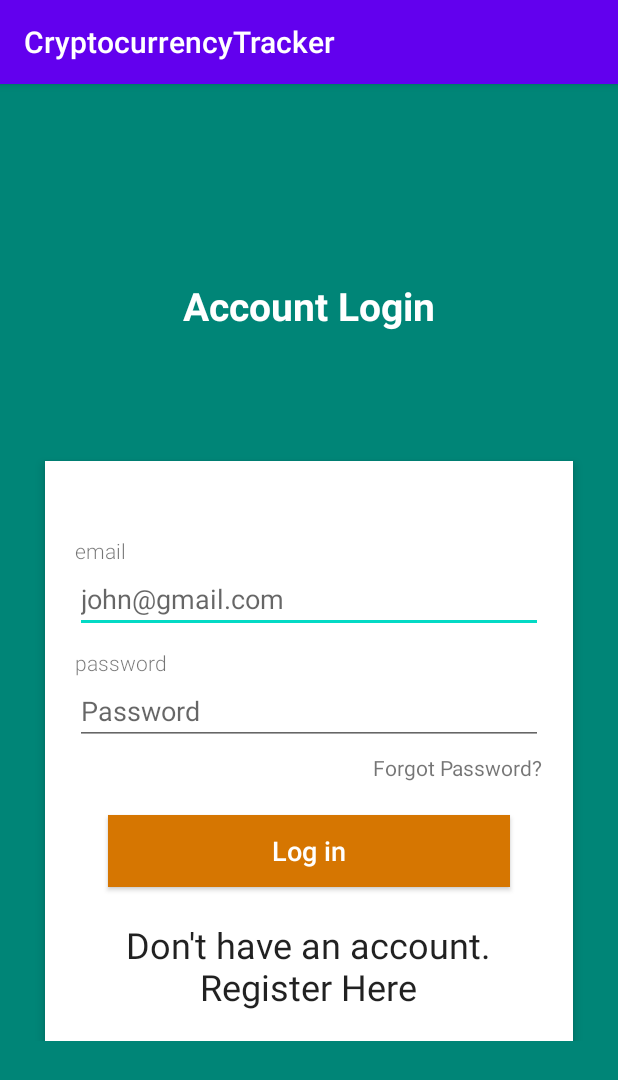
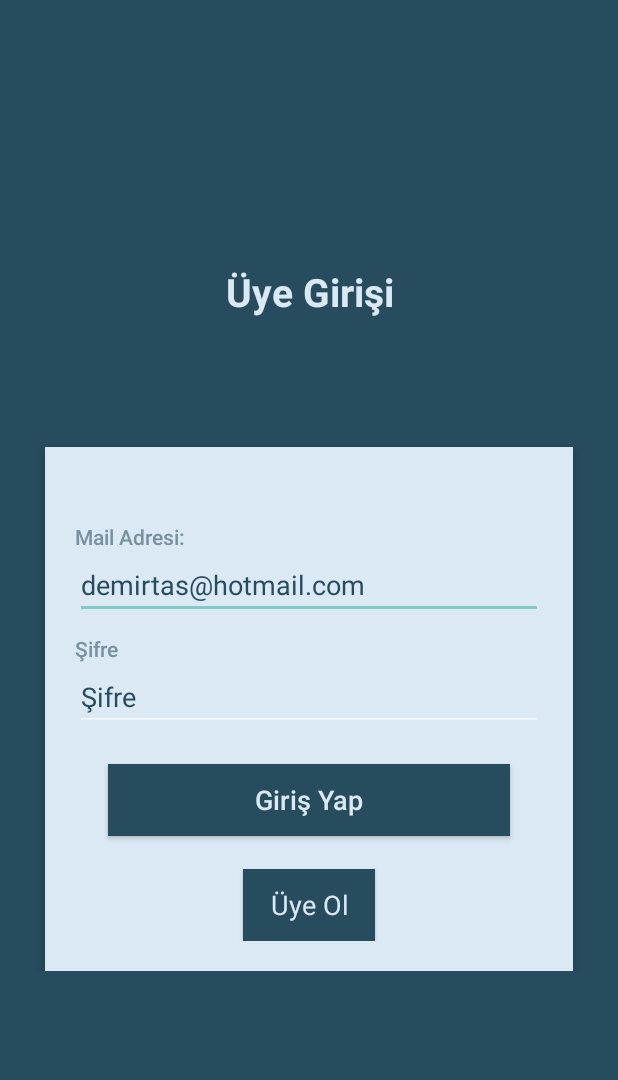
Before and after one commit to demirtasm/cryptocurrencytracker, an Android app: the LoginActivity screen opened directly, with no data from a screen before it, on a phone screen of 412 x 824 dp. Shown: the top 1080 px of the screen. Run offline under Robolectric (Android 15) with nearby library versions, the phone set to English and light mode, and no system bars; our stand-ins replace data binding; libraries missing offline, so code that uses them is left out: org.kodein.di; 5 statements that could not run were skipped.

Commit message:
Code review

```diff
--- a/app/src/main/java/com/example/cryptocurrencytracker/FirebaseApplication.kt
+++ b/app/src/main/java/com/example/cryptocurrencytracker/CryptocurrencyApplication.kt
@@ -12,10 +12,10 @@ import org.kodein.di.generic.instance
 import org.kodein.di.generic.provider
 import org.kodein.di.generic.singleton
 
-class FirebaseApplication : Application(), KodeinAware {
+class CryptocurrencyApplication : Application(), KodeinAware {
 
     override val kodein = Kodein.lazy {
-        import(androidXModule(this@FirebaseApplication))
+        import(androidXModule(this@CryptocurrencyApplication))
 
         bind() from singleton { FirebaseSource() }
         bind() from singleton { FirebaseUserRepository(instance()) }
--- a/app/src/main/res/layout/activity_login.xml
+++ b/app/src/main/res/layout/activity_login.xml
@@ -11,7 +11,7 @@
 
     <RelativeLayout android:layout_width="match_parent"
         android:layout_height="match_parent"
-        android:background="#008577"
+        android:background="@color/colorBackground"
         android:orientation="vertical"
         tools:context=".ui.auth.LoginActivity"
         android:scrollbarAlwaysDrawVerticalTrack="true">
@@ -28,8 +28,8 @@
                 android:layout_height="wrap_content"
                 android:layout_marginBottom="16dp"
                 android:gravity="center_horizontal"
-                android:text="Account Login"
-                android:textColor="#fff"
+                android:text="@string/accountLogin"
+                android:textColor="@color/cardBackground"
                 android:textSize="26sp"
                 android:textStyle="bold"/>
 
@@ -40,7 +40,7 @@
                 android:layout_marginLeft="30dp"
                 android:layout_marginRight="30dp"
                 android:layout_marginTop="70dp"
-                android:background="#fff"
+                android:background="@color/cardBackground"
                 android:elevation="4dp"
                 android:orientation="vertical"
                 android:padding="20dp">
@@ -54,7 +54,9 @@
 
                     <TextView
                         android:labelFor="@id/text_email"
-                        android:text="email"
+                        android:text="@string/email"
+                        android:textColor="@color/textColor"
+                        android:textStyle="bold"
                         android:fontFamily="sans-serif-light"
                         android:layout_width="wrap_content"
                         android:layout_height="wrap_content"/>
@@ -63,38 +65,35 @@
                         android:id="@+id/text_email"
                         android:layout_width="fill_parent"
                         android:layout_height="wrap_content"
+                        android:layout_marginBottom="10dp"
                         android:drawablePadding="10dp"
+                        android:hint="demirtas@hotmail.com"
+                        android:inputType="textEmailAddress"
                         android:singleLine="true"
                         android:text="@={viewmodel.email}"
-                        android:layout_marginBottom="10dp"
-                        android:hint="john@gmail.com"
-                        android:inputType="textEmailAddress"/>
+                        android:textColorHint="@color/colorBackground"
+                        android:textColorLink="@color/colorPrimary" />
 
                     <TextView
                         android:labelFor="@id/edit_text_password"
-                        android:text="password"
+                        android:text="@string/password"
                         android:fontFamily="sans-serif-light"
+                        android:textColor="@color/textColor"
+                        android:textStyle="bold"
                         android:layout_width="wrap_content"
                         android:layout_height="wrap_content"/>
 
                     <EditText
-                        android:drawablePadding="10dp"
+                        android:id="@+id/edit_text_password"
                         android:layout_width="fill_parent"
                         android:layout_height="wrap_content"
+                        android:drawablePadding="10dp"
+                        android:hint="@string/password"
+                        android:inputType="textPassword"
                         android:singleLine="true"
                         android:text="@={viewmodel.password}"
-                        android:id="@+id/edit_text_password"
-                        android:hint="Password"
-                        android:inputType="textPassword"/>
-
-
-                    <TextView
-                        android:id="@+id/text_view_forget_password"
-                        android:layout_width="wrap_content"
-                        android:layout_height="wrap_content"
-                        android:layout_gravity="right"
-                        android:paddingTop="5dp"
-                        android:text="Forgot Password?"/>
+                        android:textColorHint="@color/colorBackground"
+                        android:textColorLink="@color/colorPrimary" />
 
 
                     <Button
@@ -103,21 +102,24 @@
                         android:layout_height="wrap_content"
                         android:layout_margin="22dp"
                         android:onClick="@{()-> viewmodel.login()}"
-                        android:background="#d67601"
-                        android:text="Log in"
+                        android:text="@string/login"
+                        android:background="@color/colorBackground"
                         android:textAllCaps="false"
-                        android:textColor="#fff"
+                        android:textColor="@color/cardBackground"
                         android:textSize="18sp"/>
 
-                    <TextView
-                        android:id="@+id/text_view_register"
+                    <Button
+                        android:id="@+id/btn_register"
                         android:layout_gravity="center_horizontal"
                         android:textAppearance="@style/TextAppearance.AppCompat.Headline"
                         android:textAlignment="center"
                         android:onClick="@{(v) -> viewmodel.goToSignUp(v)}"
-                        android:text="Don't have an account.\nRegister Here"
+                        android:text="@string/signUp"
+                        android:textColor="@color/cardBackground"
+                        android:background="@color/colorBackground"
                         android:layout_width="wrap_content"
-                        android:layout_height="wrap_content"/>
+                        android:layout_height="wrap_content"
+                        android:textSize="18sp"/>
                 </LinearLayout>
 
             </RelativeLayout>
--- a/app/src/main/res/values/colors.xml
+++ b/app/src/main/res/values/colors.xml
@@ -1,6 +1,9 @@
 <?xml version="1.0" encoding="utf-8"?>
 <resources>
-    <color name="colorPrimary">#6200EE</color>
-    <color name="colorPrimaryDark">#3700B3</color>
+    <color name="colorPrimary">#77919d</color>
+    <color name="colorPrimaryDark">#77919d</color>
     <color name="colorAccent">#03DAC5</color>
+    <color name="colorBackground">#274c5e</color>
+    <color name="cardBackground">#dae9f4</color>
+    <color name="textColor">#77919d</color>
 </resources>
--- a/app/src/main/res/values/strings.xml
+++ b/app/src/main/res/values/strings-tr.xml
@@ -4,9 +4,15 @@
     <string name="prompt_email">Email</string>
     <string name="prompt_password">Password</string>
     <string name="action_sign_in">Sign in or register</string>
-    <string name="action_sign_in_short">Sign in</string>
+    <string name="signIn">Sign in</string>
     <string name="welcome">"Welcome !"</string>
     <string name="invalid_username">Not a valid username</string>
     <string name="invalid_password">Password must be >5 characters</string>
-    <string name="login_failed">"Login failed"</string>
+    <string name="login_failed" translatable="false">Login Failed</string>
+    <string name="signUp">Üye Ol</string>
+    <string name="newUserSignup">Yeni Üye Girişi</string>
+    <string name="login">Giriş Yap</string>
+    <string name="email">Mail Adresi:</string>
+    <string name="password">Şifre</string>
+    <string name="accountLogin">Üye Girişi</string>
 </resources>
```
Also changed, not shown: app/src/main/AndroidManifest.xml (+9 -4 lines), app/src/main/res/layout/activity_sign_up.xml (+28 -15 lines), 1 other file.
